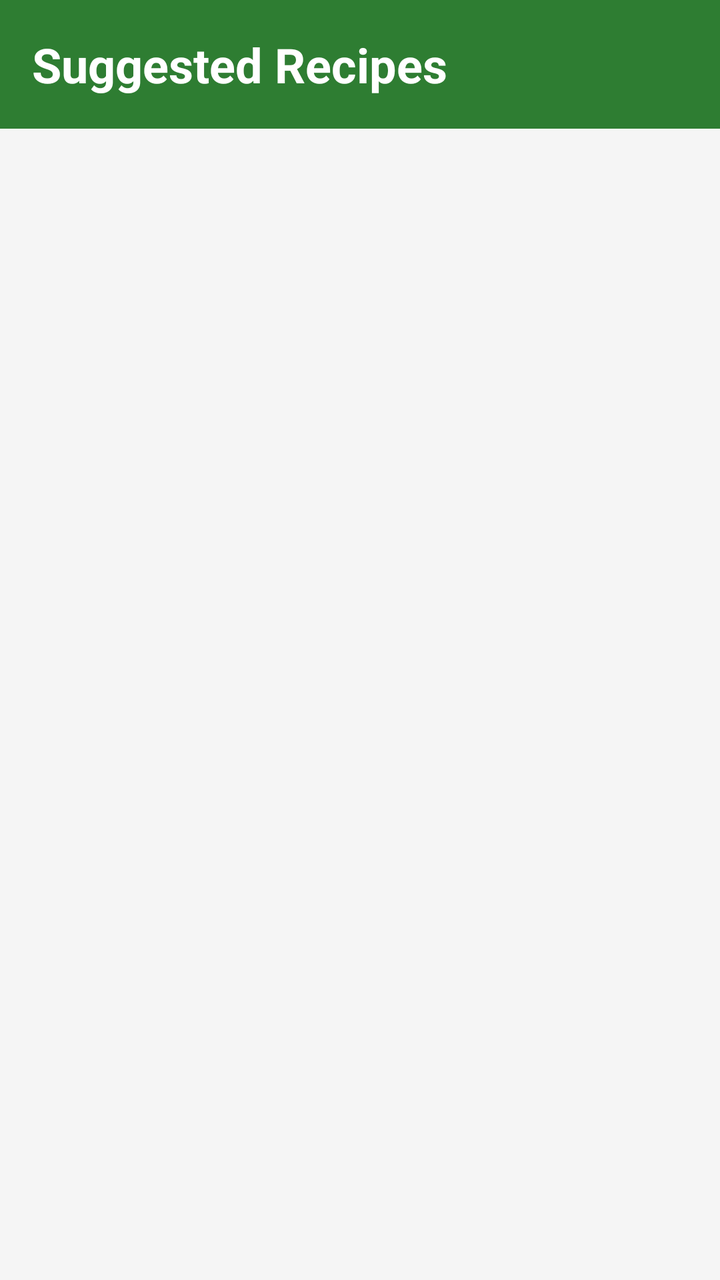
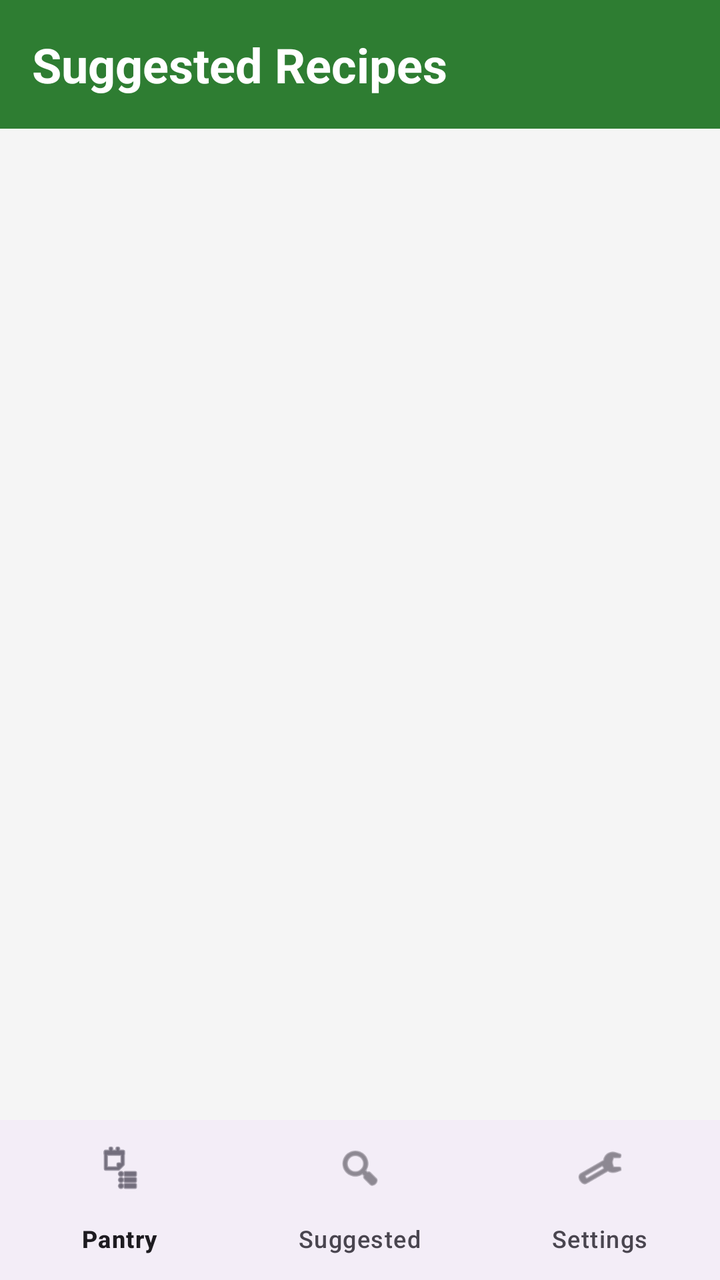

Screens rendered from an Android XML layout before and after an edit, with the pre-edit source and the edit as a unified diff.
<!-- AndroidManifest.xml: application theme Theme.SmartPantryManager -->
<!-- res/layout/activity_suggested_recipes.xml -->
<?xml version="1.0" encoding="utf-8"?>
<androidx.constraintlayout.widget.ConstraintLayout
    xmlns:android="http://schemas.android.com/apk/res/android"
    xmlns:app="http://schemas.android.com/apk/res-auto"
    android:layout_width="match_parent"
    android:layout_height="match_parent"
    android:background="@color/background_grey"
    android:fitsSystemWindows="true">

    
    <TextView
        android:id="@+id/tvTitle"
        android:layout_width="0dp"
        android:layout_height="wrap_content"
        android:background="@color/primary_green"
        android:padding="16dp"
        android:text="Suggested Recipes"
        android:textColor="#FFFFFF"
        android:textSize="24sp"
        android:textStyle="bold"
        app:layout_constraintTop_toTopOf="parent"
        app:layout_constraintStart_toStartOf="parent"
        app:layout_constraintEnd_toEndOf="parent" />

    
    <TextView
        android:id="@+id/tvSummary"
        android:layout_width="0dp"
        android:layout_height="wrap_content"
        android:padding="12dp"
        android:textColor="@color/text_secondary"
        android:textSize="14sp"
        app:layout_constraintTop_toBottomOf="@id/tvTitle"
        app:layout_constraintStart_toStartOf="parent"
        app:layout_constraintEnd_toEndOf="parent" />

    
    <androidx.recyclerview.widget.RecyclerView
        android:id="@+id/recyclerRecipes"
        android:layout_width="0dp"
        android:layout_height="0dp"
        android:clipToPadding="false"
        android:padding="8dp"
        app:layout_constraintTop_toBottomOf="@id/tvSummary"
        app:layout_constraintBottom_toBottomOf="parent"
        app:layout_constraintStart_toStartOf="parent"
        app:layout_constraintEnd_toEndOf="parent" />

    
    <TextView
        android:id="@+id/tvEmptyRecipes"
        android:layout_width="0dp"
        android:layout_height="wrap_content"
        android:gravity="center"
        android:padding="32dp"
        android:text="No recipes match your pantry yet - add more ingredients"
        android:textColor="@color/text_secondary"
        android:textSize="16sp"
        android:visibility="gone"
        app:layout_constraintTop_toTopOf="parent"
        app:layout_constraintBottom_toBottomOf="parent"
        app:layout_constraintStart_toStartOf="parent"
        app:layout_constraintEnd_toEndOf="parent" />

</androidx.constraintlayout.widget.ConstraintLayout>
<!-- resources referenced by this layout -->
<resources>
  <color name="background_grey">#F5F5F5</color>
  <color name="primary_green">#2E7D32</color>
  <color name="text_secondary">#757575</color>
  <style name="Theme.SmartPantryManager" parent="Base.Theme.SmartPantryManager" />
  <style name="Base.Theme.SmartPantryManager" parent="Theme.Material3.DayNight.NoActionBar">
          
          
      </style>
</resources>

<!-- the commit's change to res/layout/activity_suggested_recipes.xml (unified diff, before → after) -->
@@ -42,7 +42,7 @@
         android:clipToPadding="false"
         android:padding="8dp"
         app:layout_constraintTop_toBottomOf="@id/tvSummary"
-        app:layout_constraintBottom_toBottomOf="parent"
+        app:layout_constraintBottom_toTopOf="@id/bottomNav"
         app:layout_constraintStart_toStartOf="parent"
         app:layout_constraintEnd_toEndOf="parent" />
 
@@ -62,4 +62,14 @@
         app:layout_constraintStart_toStartOf="parent"
         app:layout_constraintEnd_toEndOf="parent" />
 
+    
+    <com.google.android.material.bottomnavigation.BottomNavigationView
+        android:id="@+id/bottomNav"
+        android:layout_width="0dp"
+        android:layout_height="wrap_content"
+        app:menu="@menu/bottom_nav_menu"
+        app:layout_constraintBottom_toBottomOf="parent"
+        app:layout_constraintStart_toStartOf="parent"
+        app:layout_constraintEnd_toEndOf="parent" />
+
 </androidx.constraintlayout.widget.ConstraintLayout>
